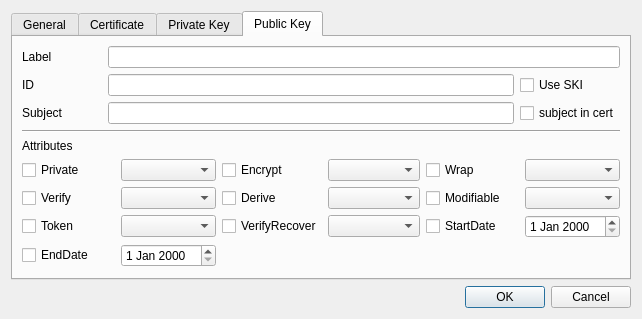
Before: the Qt Designer form CryptokiMan/import_pfx_dlg.ui in jykim74/CryptokiMan, drawn with Qt 5.
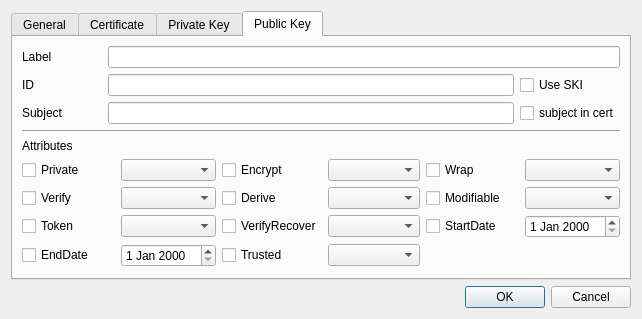
After: the same form once the commit is applied. The open tabs and pages were chosen to show the change.

Commit message: CKA_TRUSTED 콤보 버튼 지원

```diff
--- a/CryptokiMan/import_pfx_dlg.ui
+++ b/CryptokiMan/import_pfx_dlg.ui
@@ -901,6 +901,16 @@
          <item row="2" column="3">
           <widget class="QComboBox" name="mPubVerifyRecoverCombo"/>
          </item>
+         <item row="3" column="3">
+          <widget class="QComboBox" name="mPubTrustedCombo"/>
+         </item>
+         <item row="3" column="2">
+          <widget class="QCheckBox" name="mPubTrustedCheck">
+           <property name="text">
+            <string>Trusted</string>
+           </property>
+          </widget>
+         </item>
         </layout>
        </item>
        <item>
```
Left out of the diff: 56 changed lines with no effect on the pictures. The commit also changes 34 other files.
